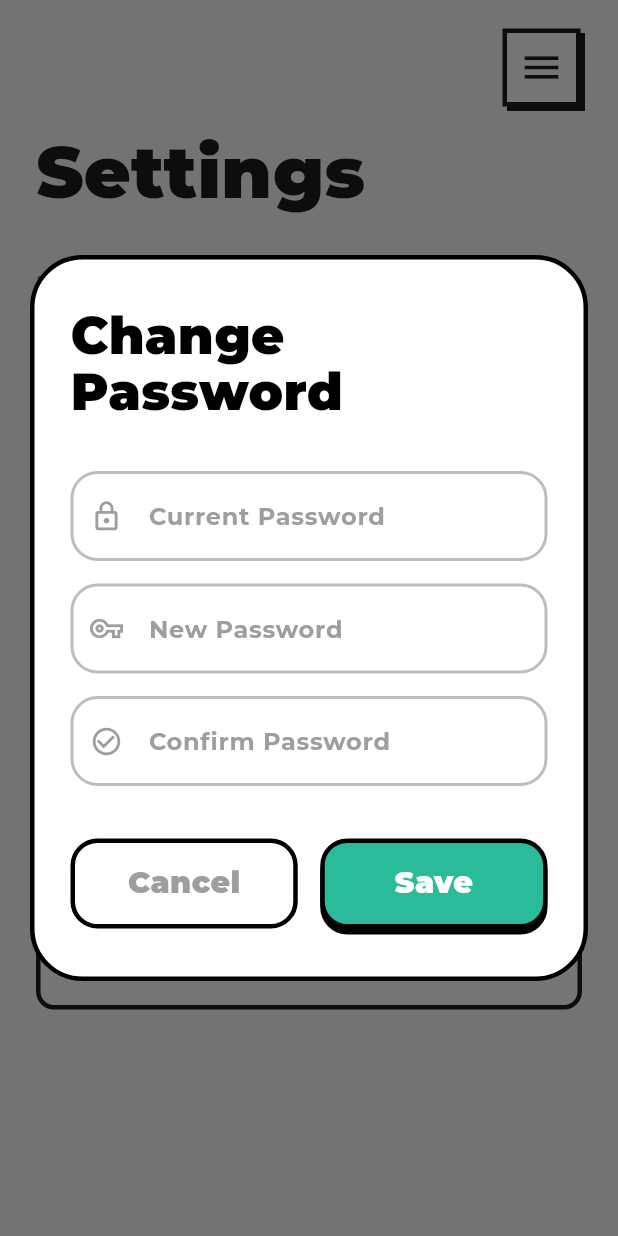
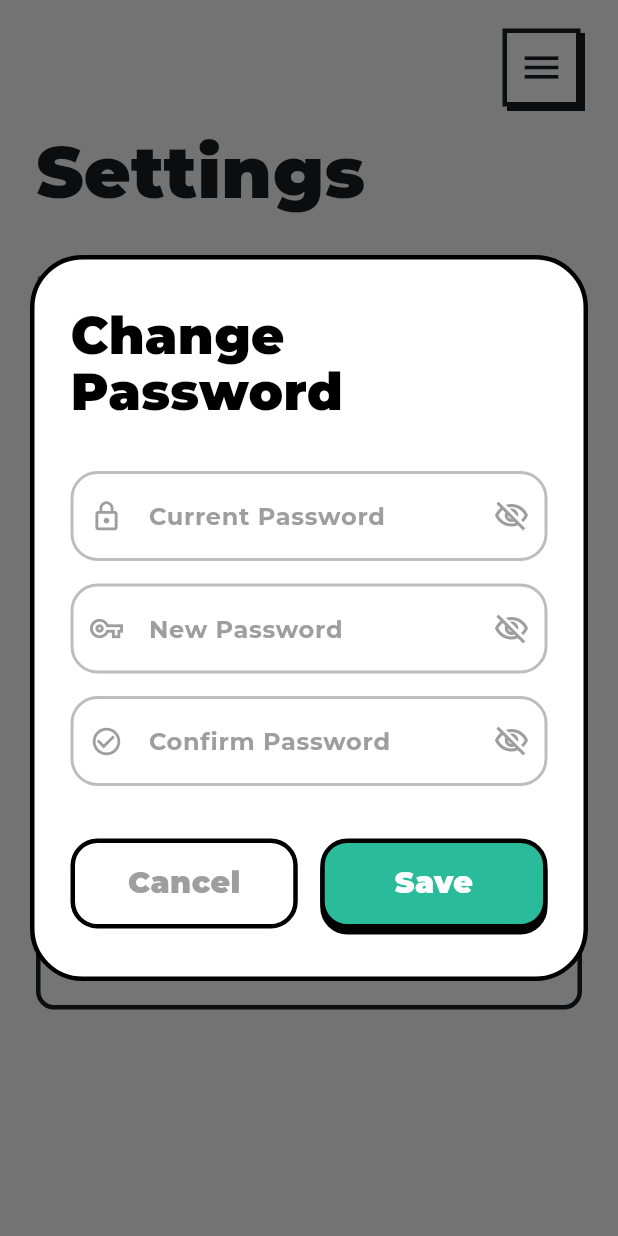
Before and after one commit to moniecat/OffCourse, a Flutter app: the SettingPage screen opened directly, after a tap on "Change Password", on a phone screen of 412 x 824 dp. Run offline on Flutter 3.47's test engine with Material 3 defaults, Android fonts, the light colour scheme and no system bars; our stand-ins replace cloud_firestore, firebase_auth, firebase_core, google_fonts, image_picker, shared_preferences; accounts and stored records are empty; network calls fail.

Commit message:
add see password feature

```diff
--- a/lib/screens/setting.dart
+++ b/lib/screens/setting.dart
@@ -149,16 +149,22 @@ class _SettingPageState extends State<SettingPage> {
     } catch (_) {}
   }
 
-  // --- Account & Storage Dialogs (Staying on screen) ---
+  // --- Account & Storage Dialogs ---
 
   void _showChangePasswordDialog() {
     final currentCtrl = TextEditingController();
     final newCtrl = TextEditingController();
     final confirmCtrl = TextEditingController();
 
+    // Visibility states
+    bool obscureCurrent = true;
+    bool obscureNew = true;
+    bool obscureConfirm = true;
+
     showDialog(
       context: context,
-      builder: (dialogContext) => Dialog(
+      builder: (dialogContext) => StatefulBuilder( // Use StatefulBuilder for visibility toggle
+        builder: (context, setDialogState) => Dialog(
           backgroundColor: Colors.transparent,
           insetPadding: const EdgeInsets.symmetric(horizontal: 20),
           child: SingleChildScrollView(
@@ -171,11 +177,29 @@ class _SettingPageState extends State<SettingPage> {
                 children: [
                   Text("Change\nPassword", style: GoogleFonts.montserrat(fontSize: 34, fontWeight: FontWeight.w900, height: 1.1, color: Colors.black)),
                   const SizedBox(height: 35),
-                _buildDialogField("Current Password", Icons.lock_outline, currentCtrl),
+                  _buildDialogField(
+                    hint: "Current Password",
+                    icon: Icons.lock_outline,
+                    controller: currentCtrl,
+                    isObscure: obscureCurrent,
+                    onToggle: () => setDialogState(() => obscureCurrent = !obscureCurrent),
+                  ),
                   const SizedBox(height: 15),
-                _buildDialogField("New Password", Icons.vpn_key_outlined, newCtrl),
+                  _buildDialogField(
+                    hint: "New Password",
+                    icon: Icons.vpn_key_outlined,
+                    controller: newCtrl,
+                    isObscure: obscureNew,
+                    onToggle: () => setDialogState(() => obscureNew = !obscureNew),
+                  ),
                   const SizedBox(height: 15),
-                _buildDialogField("Confirm Password", Icons.check_circle_outline, confirmCtrl),
+                  _buildDialogField(
+                    hint: "Confirm Password",
+                    icon: Icons.check_circle_outline,
+                    controller: confirmCtrl,
+                    isObscure: obscureConfirm,
+                    onToggle: () => setDialogState(() => obscureConfirm = !obscureConfirm),
+                  ),
                   const SizedBox(height: 35),
                   Row(
                     children: [
@@ -188,8 +212,8 @@ class _SettingPageState extends State<SettingPage> {
                         }
 
                         final navigator = Navigator.of(context);
-                      Navigator.pop(dialogContext); // Close input pop-up
-                      _showLoadingDialog(); // Show loading pop-up
+                        Navigator.pop(dialogContext);
+                        _showLoadingDialog();
 
                         try {
                           final user = FirebaseAuth.instance.currentUser;
@@ -198,11 +222,11 @@ class _SettingPageState extends State<SettingPage> {
                           await AuthService().changePassword(newCtrl.text);
 
                           if (!mounted) return;
-                        navigator.pop(); // Close loading pop-up (STAY ON SCREEN)
+                          navigator.pop();
                           _showMessageDialog(title: "Success", message: "Password updated successfully!", titleColor: themeTeal);
                         } catch (e) {
                           if (!mounted) return;
-                        navigator.pop(); // Close loading pop-up (STAY ON SCREEN)
+                          navigator.pop();
                           _showMessageDialog(title: "Error", message: "Incorrect current password.", titleColor: Colors.red);
                         }
                       })),
@@ -213,14 +237,18 @@ class _SettingPageState extends State<SettingPage> {
             ),
           ),
         ),
+      ),
     );
   }
 
   void _showDeleteAccountDialog() {
     final passwordCtrl = TextEditingController();
+    bool obscurePass = true;
+
     showDialog(
       context: context,
-      builder: (dialogContext) => Dialog(
+      builder: (dialogContext) => StatefulBuilder(
+        builder: (context, setDialogState) => Dialog(
           backgroundColor: Colors.transparent,
           insetPadding: const EdgeInsets.symmetric(horizontal: 20),
           child: SingleChildScrollView(
@@ -235,7 +263,13 @@ class _SettingPageState extends State<SettingPage> {
                   const SizedBox(height: 15),
                   Text("This action is permanent.", style: GoogleFonts.montserrat(fontWeight: FontWeight.w700, fontSize: 14, color: Colors.black54)),
                   const SizedBox(height: 25),
-                _buildDialogField("Enter Password", Icons.lock_outline, passwordCtrl),
+                  _buildDialogField(
+                    hint: "Enter Password",
+                    icon: Icons.lock_outline,
+                    controller: passwordCtrl,
+                    isObscure: obscurePass,
+                    onToggle: () => setDialogState(() => obscurePass = !obscurePass),
+                  ),
                   const SizedBox(height: 35),
                   Row(
                     children: [
@@ -243,8 +277,8 @@ class _SettingPageState extends State<SettingPage> {
                       const SizedBox(width: 15),
                       Expanded(child: _buildDialogButton("Delete", Colors.red, Colors.white, () async {
                         final navigator = Navigator.of(context);
-                      Navigator.pop(dialogContext); // Close input pop-up
-                      _showLoadingDialog(); // Show loading pop-up
+                        Navigator.pop(dialogContext);
+                        _showLoadingDialog();
 
                         try {
                           final user = FirebaseAuth.instance.currentUser;
@@ -253,17 +287,18 @@ class _SettingPageState extends State<SettingPage> {
                           await AuthService().deleteAccount();
 
                           if (!mounted) return;
-                        navigator.pop(); // Close loading pop-up (STAY ON SCREEN)
+                          navigator.pop();
                           _showMessageDialog(title: "Success", message: "Your account has been deleted.", titleColor: Colors.red);
                         } catch (e) {
                           if (!mounted) return;
-                        navigator.pop(); // Close loading pop-up (STAY ON SCREEN)
+                          navigator.pop();
                           _showMessageDialog(title: "Error", message: "Auth failed. Wrong password.", titleColor: Colors.red);
                         }
                       })),
                     ],
                   )
                 ],
+              ),
             ),
           ),
         ),
@@ -304,13 +339,26 @@ class _SettingPageState extends State<SettingPage> {
     );
   }
 
-  Widget _buildDialogField(String hint, IconData icon, TextEditingController controller) {
+  Widget _buildDialogField({
+    required String hint,
+    required IconData icon,
+    required TextEditingController controller,
+    required bool isObscure,
+    required VoidCallback onToggle,
+  }) {
     return TextField(
       controller: controller,
-      obscureText: true,
+      obscureText: isObscure,
       style: GoogleFonts.montserrat(fontWeight: FontWeight.w800, color: Colors.black),
       decoration: InputDecoration(
         prefixIcon: Icon(icon, color: const Color(0xFF9E9E9E), size: 22),
+        suffixIcon: IconButton(
+          icon: Icon(
+            isObscure ? Icons.visibility_off_outlined : Icons.visibility_outlined,
+            color: const Color(0xFF9E9E9E),
+          ),
+          onPressed: onToggle,
+        ),
         hintText: hint,
         hintStyle: GoogleFonts.montserrat(fontWeight: FontWeight.w700, color: const Color(0xFF9E9E9E)),
         contentPadding: const EdgeInsets.symmetric(vertical: 18),
```
Lines whose indentation alone changed are shown as unchanged.
